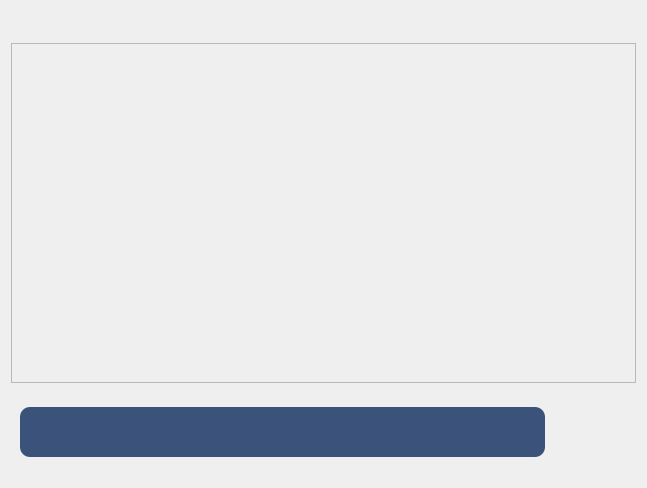
Before: the Qt Designer form lab3/LinkDove/groupwidget.ui in ElizavetaPa17/LinkDove, drawn with Qt 5.
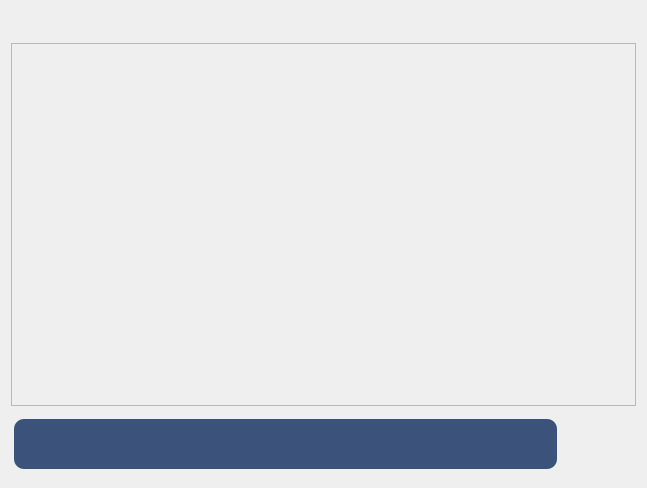
After: the same form once the commit is applied. Icons and pictures are not drawn. Custom widgets are drawn as their Qt base class.

```diff
--- a/lab3/LinkDove/groupwidget.ui
+++ b/lab3/LinkDove/groupwidget.ui
@@ -34,7 +34,7 @@
         <x>0</x>
         <y>0</y>
         <width>623</width>
-        <height>327</height>
+        <height>354</height>
        </rect>
       </property>
       <layout class="QHBoxLayout" name="horizontalLayout_2" stretch="1">
@@ -91,8 +91,29 @@
        <height>0</height>
       </size>
      </property>
+     <property name="maximumSize">
+      <size>
+       <width>16777215</width>
+       <height>65</height>
+      </size>
+     </property>
      <widget class="QWidget" name="page_owner">
       <layout class="QGridLayout" name="gridLayout_2">
+       <property name="leftMargin">
+        <number>3</number>
+       </property>
+       <property name="topMargin">
+        <number>3</number>
+       </property>
+       <property name="rightMargin">
+        <number>3</number>
+       </property>
+       <property name="bottomMargin">
+        <number>3</number>
+       </property>
+       <property name="spacing">
+        <number>3</number>
+       </property>
        <item row="1" column="1">
         <widget class="QPushButton" name="microphoneButton">
          <property name="maximumSize">
@@ -170,6 +191,12 @@
            <height>50</height>
           </size>
          </property>
+         <property name="maximumSize">
+          <size>
+           <width>16777215</width>
+           <height>50</height>
+          </size>
+         </property>
          <property name="font">
           <font>
            <pointsize>-1</pointsize>
@@ -199,6 +226,12 @@
            <height>50</height>
           </size>
          </property>
+         <property name="maximumSize">
+          <size>
+           <width>16777215</width>
+           <height>50</height>
+          </size>
+         </property>
          <property name="cursor">
           <cursorShape>PointingHandCursor</cursorShape>
          </property>
```
